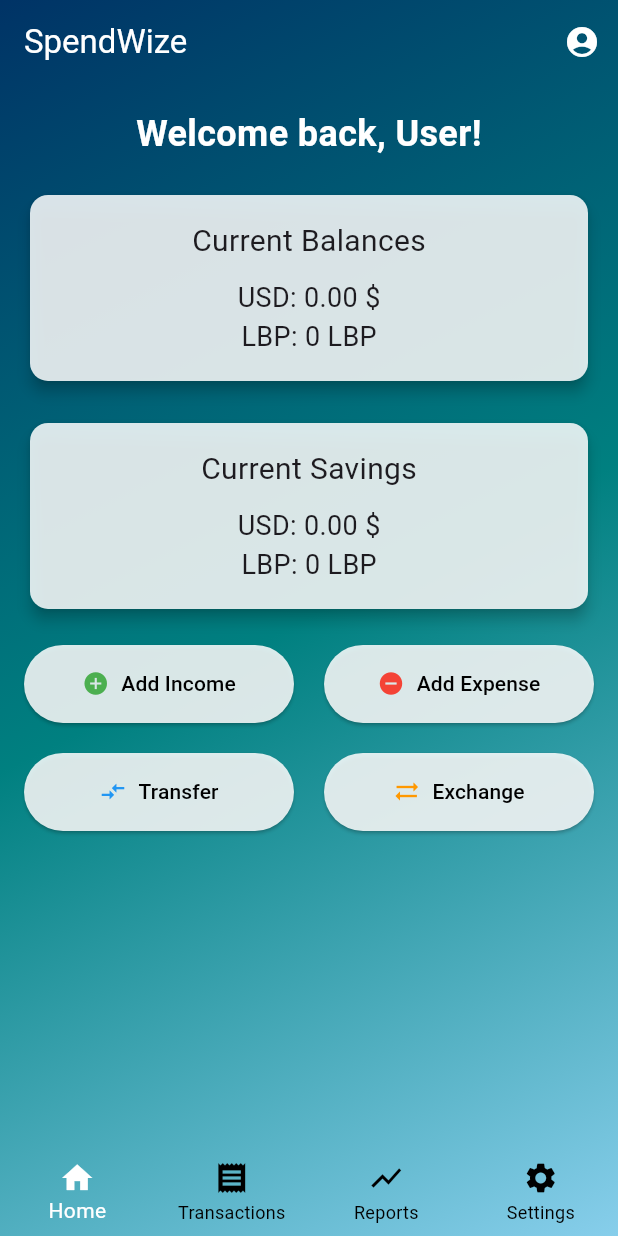
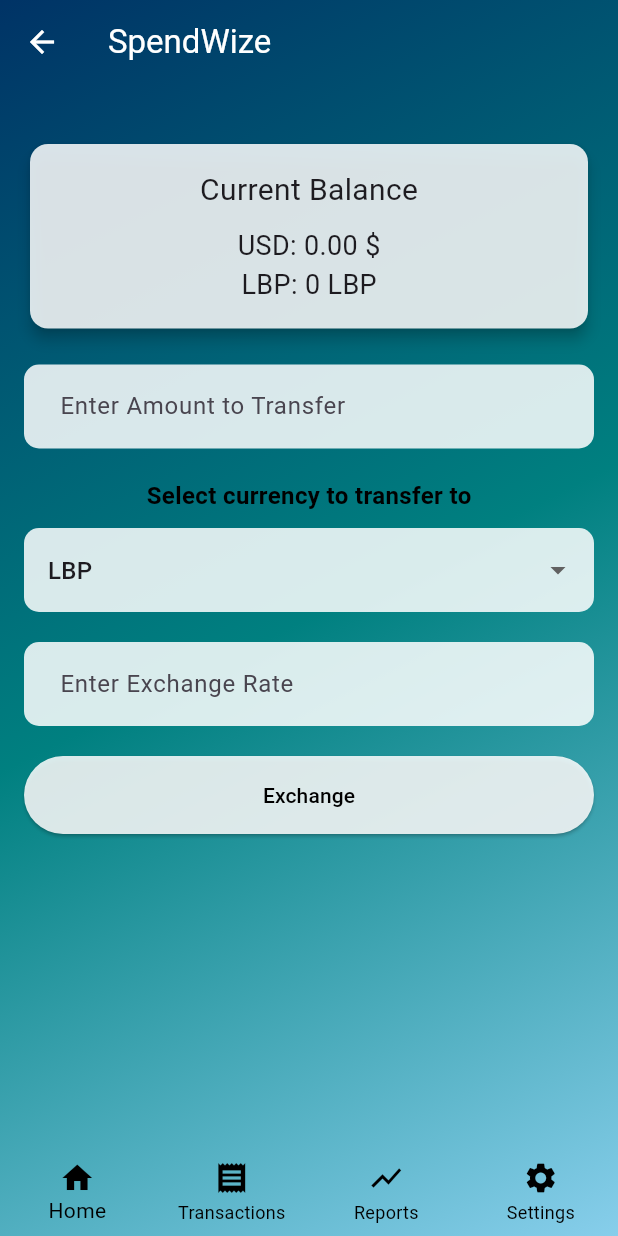
Before and after one commit to BernardSafi/spendwize-frontend, a Flutter app: the HomePage screen opened directly, after a tap on "Exchange", on a phone screen of 412 x 824 dp. Run offline on Flutter 3.47's test engine with Material 3 defaults, Android fonts, the phone set to English and light mode, and no system bars; our stand-ins replace flutter_secure_storage; accounts and stored records are empty; network calls fail.

Commit message:
13/9/2024
completed exchange page and started with transaction page

```diff
--- a/lib/constants.dart
+++ b/lib/constants.dart
@@ -12,3 +12,4 @@ const String walletToSavingsUSD="$baseUrl/transfer/wallet-to-saving-usd";
 const String savingsToWalletUSD="$baseUrl/transfer/saving-to-wallet-usd";
 const String savingsToWalletLBP="$baseUrl/transfer/saving-to-wallet-lbp";
 const String walletToSavingsLBP="$baseUrl/transfer/wallet-to-saving-lbp";
+const String currencyExchangeEndpoint="$baseUrl";
--- /dev/null
+++ b/lib/screens/exchange_page.dart
@@ -0,0 +1,323 @@
+import 'package:flutter/material.dart';
+import 'package:flutter_secure_storage/flutter_secure_storage.dart';
+import 'package:http/http.dart' as http;
+import 'dart:convert';
+import 'package:intl/intl.dart';
+import 'package:spendwize_frontend/constants.dart';
+
+class ExchangePage extends StatefulWidget {
+  @override
+  _ExchangePageState createState() => _ExchangePageState();
+}
+
+final storage = FlutterSecureStorage();
+
+Future<String?> getToken() async {
+  return await storage.read(key: 'token');
+}
+
+class _ExchangePageState extends State<ExchangePage> {
+  double currentUSDBalance = 0.0;
+  double currentLBPBalance = 0.0;
+  String selectedCurrencyTo = 'LBP'; // Currency being exchanged to
+  double exchangeRate = 0.0; // For storing the exchange rate
+  TextEditingController amountController = TextEditingController();
+  bool _isLoading = false;
+
+  @override
+  void didChangeDependencies() {
+    super.didChangeDependencies();
+    fetchBalances();
+  }
+
+  @override
+  void dispose() {
+    amountController.dispose(); // Dispose of the controller when the widget is removed
+    super.dispose();
+  }
+
+  Future<void> fetchBalances() async {
+    await getWalletBalance();
+  }
+
+  Future<void> getWalletBalance() async {
+    String? token = await storage.read(key: 'token');
+
+    final response = await http.get(
+      Uri.parse(walletBalanceEndpoint), // Replace with your actual endpoint
+      headers: {
+        'Authorization': 'Bearer $token',
+      },
+    );
+
+    if (response.statusCode == 200) {
+      final data = jsonDecode(response.body);
+      setState(() {
+        currentUSDBalance = double.tryParse(data['usd_balance'].toString()) ?? 0.0;
+        currentLBPBalance = double.tryParse(data['lbp_balance'].toString()) ?? 0.0;
+      });
+    } else {
+      print('Failed to retrieve wallet balance: ${response.statusCode}');
+      ScaffoldMessenger.of(context).showSnackBar(
+        SnackBar(content: Text('Failed to load balances. Please try again.')),
+      );
+    }
+  }
+
+  Future<void> exchangeCurrency() async {
+    setState(() {
+      _isLoading = true;
+    });
+
+    // Get token and validate input
+    String? token = await getToken();
+    double amount = double.tryParse(amountController.text) ?? 0.0;
+
+    if (amount <= 0 || exchangeRate <= 0) {
+      // Show SnackBar for invalid input
+      ScaffoldMessenger.of(context).showSnackBar(
+        SnackBar(content: Text('Please enter a valid amount and exchange rate')),
+      );
+
+      // Reset loading state and return early
+      setState(() {
+        _isLoading = false;
+      });
+      return;
+    }
+
+    // Calculate the exchanged amount
+    double exchangedAmount = selectedCurrencyTo == 'LBP' ? amount * exchangeRate : amount / exchangeRate;
+
+    try {
+      // Perform the API request
+      final response = await http.post(
+        Uri.parse(currencyExchangeEndpoint), // Replace with your actual exchange endpoint
+        headers: {
+          'Authorization': 'Bearer $token',
+          'Content-Type': 'application/json',
+        },
+        body: jsonEncode({
+          'amount': exchangedAmount,
+          'currency_from': 'USD',
+          'currency_to': selectedCurrencyTo,
+        }),
+      );
+
+      setState(() {
+        _isLoading = false;
+      });
+
+      if (response.statusCode == 200) {
+        // Show success message
+        ScaffoldMessenger.of(context).showSnackBar(
+          SnackBar(content: Text('Exchange successful')),
+        );
+        fetchBalances(); // Update balances
+      } else {
+        // Show failure message
+        ScaffoldMessenger.of(context).showSnackBar(
+          SnackBar(content: Text('Exchange failed. Please try again.')),
+        );
+      }
+    } catch (e) {
+      // Handle error and reset loading state
+      setState(() {
+        _isLoading = false;
+      });
+      ScaffoldMessenger.of(context).showSnackBar(
+        SnackBar(content: Text('An error occurred: $e')),
+      );
+    }
+  }
+
+  @override
+  Widget build(BuildContext context) {
+    final mediaQuery = MediaQuery.of(context);
+    final isKeyboardOpen = mediaQuery.viewInsets.bottom != 0; // Check if keyboard is open
+
+    return Scaffold(
+      body: Stack(
+        children: [
+          Container(
+            decoration: BoxDecoration(
+              gradient: LinearGradient(
+                colors: [Color(0xFF003366), Color(0xFF008080), Color(0xFF87CEEB)],
+                begin: Alignment.topLeft,
+                end: Alignment.bottomRight,
+              ),
+            ),
+            child: Column(
+              children: [
+                AppBar(
+                  automaticallyImplyLeading: false,
+                  title: Text('SpendWize', style: TextStyle(color: Colors.white)),
+                  backgroundColor: Colors.transparent,
+                  elevation: 0,
+                  leading: IconButton(
+                    icon: Icon(Icons.arrow_back, color: Colors.white),
+                    onPressed: () {
+                      Navigator.pop(context);
+                    },
+                  ),
+                ),
+                Expanded(
+                  child: Padding(
+                    padding: EdgeInsets.symmetric(horizontal: 16.0, vertical: 16.0),
+                    child: SingleChildScrollView(
+                      child: Column(
+                        crossAxisAlignment: CrossAxisAlignment.stretch,
+                        children: [
+                          SizedBox(height: 20),
+                          _buildBalanceCard('Current Balance', currentUSDBalance, currentLBPBalance),
+                          SizedBox(height: 20),
+                          _buildExchangeSection(isKeyboardOpen),
+                          SizedBox(height: 40),
+                        ],
+                      ),
+                    ),
+                  ),
+                ),
+              ],
+            ),
+          ),
+          // Show Bottom Navigation Bar only when keyboard is closed
+          if (!isKeyboardOpen)
+            Align(
+              alignment: Alignment.bottomCenter,
+              child: BottomNavigationBar(
+                backgroundColor: Colors.transparent,
+                elevation: 0,
+                selectedItemColor: Colors.black,
+                unselectedItemColor: Colors.black,
+                items: const [
+                  BottomNavigationBarItem(icon: Icon(Icons.home), label: 'Home'),
+                  BottomNavigationBarItem(icon: Icon(Icons.receipt), label: 'Transactions'),
+                  BottomNavigationBarItem(icon: Icon(Icons.show_chart), label: 'Reports'),
+                  BottomNavigationBarItem(icon: Icon(Icons.settings), label: 'Settings'),
+                ],
+                currentIndex: 0,
+                onTap: (index) {
+                  // Handle navigation based on the selected index
+                },
+                type: BottomNavigationBarType.fixed,
+              ),
+            ),
+        ],
+      ),
+    );
+  }
+
+  Widget _buildBalanceCard(String title, double usdBalance, double lbpBalance) {
+    return Card(
+      elevation: 4,
+      color: Colors.white.withOpacity(0.85),
+      child: Padding(
+        padding: EdgeInsets.all(16.0),
+        child: Column(
+          children: [
+            Text(title, style: TextStyle(fontSize: 20)),
+            SizedBox(height: 10),
+            Text('USD: ${usdBalance.toStringAsFixed(2)} \$', style: TextStyle(fontSize: 18)),
+            Text('LBP: ${NumberFormat('#,##0', 'en_US').format(lbpBalance)} LBP', style: const TextStyle(fontSize: 18)),
+          ],
+        ),
+      ),
+    );
+  }
+
+  Widget _buildExchangeSection(bool isKeyboardOpen) {
+    return Column(
+      children: [
+        Row(
+          mainAxisAlignment: MainAxisAlignment.spaceEvenly,
+          children: [
+            Expanded(
+              child: TextField(
+                controller: amountController,
+                keyboardType: TextInputType.number,
+                decoration: InputDecoration(
+                  hintText: 'Enter Amount to Transfer',
+                  filled: true,
+                  fillColor: Colors.white.withOpacity(0.85),
+                  border: OutlineInputBorder(
+                    borderRadius: BorderRadius.circular(10),
+                    borderSide: BorderSide.none,
+                  ),
+                  contentPadding: EdgeInsets.symmetric(vertical: 16, horizontal: 20),
+                ),
+                style: TextStyle(color: Colors.black),
+              ),
+            ),
+          ],
+        ),
+        SizedBox(height: 20),
+        Text(
+          'Select currency to transfer to',
+          style: TextStyle(fontSize: 16, fontWeight: FontWeight.bold, color: Colors.black),
+        ),
+        SizedBox(height: 10),
+        DropdownButtonFormField<String>(
+          value: selectedCurrencyTo,
+          onChanged: (String? newValue) {
+            setState(() {
+              selectedCurrencyTo = newValue!;
+            });
+          },
+          items: <String>['LBP', 'USD']
+              .map<DropdownMenuItem<String>>((String value) {
+            return DropdownMenuItem<String>(
+              value: value,
+              child: Text(value),
+            );
+          }).toList(),
+          decoration: InputDecoration(
+            hintText: 'Select Currency To Transfer',
+            filled: true,
+            fillColor: Colors.white.withOpacity(0.85),
+            border: OutlineInputBorder(
+              borderRadius: BorderRadius.circular(10),
+              borderSide: BorderSide.none,
+            ),
+          ),
+        ),
+        SizedBox(height: 20),
+        TextField(
+          keyboardType: TextInputType.number,
+          onChanged: (value) {
+            setState(() {
+              exchangeRate = double.tryParse(value) ?? 0.0;
+            });
+          },
+          decoration: InputDecoration(
+            hintText: 'Enter Exchange Rate',
+            filled: true,
+            fillColor: Colors.white.withOpacity(0.85),
+            border: OutlineInputBorder(
+              borderRadius: BorderRadius.circular(10),
+              borderSide: BorderSide.none,
+            ),
+            contentPadding: EdgeInsets.symmetric(vertical: 16, horizontal: 20),
+          ),
+        ),
+        SizedBox(height: 20),
+        SizedBox(
+          width: double.infinity, // Makes the button take the full width
+          child: ElevatedButton(
+            onPressed: _isLoading ? null : exchangeCurrency,
+            child: _isLoading
+                ? CircularProgressIndicator(color: Colors.white)
+                : Text(
+              'Exchange',
+              style: TextStyle(color: Colors.black),
+            ),
+            style: ElevatedButton.styleFrom(
+              backgroundColor: Colors.white.withOpacity(0.85),
+              padding: EdgeInsets.symmetric(vertical: 16),
+            ),
+          ),
+        ),
+      ],
+    );
+  }
+}
--- a/lib/screens/home_page.dart
+++ b/lib/screens/home_page.dart
@@ -7,6 +7,8 @@ import 'package:intl/intl.dart';
 import 'income_page.dart';
 import 'expense_page.dart';
 import 'transfer_page.dart';
+import 'exchange_page.dart';
+import 'transaction_page.dart';
 
 class HomePage extends StatefulWidget {
   @override
@@ -218,7 +220,19 @@ class _HomePageState extends State<HomePage> {
               ],
               currentIndex: 0,
               onTap: (index) {
-                // Handle navigation based on the selected index
+                if (index == 0) {
+                  // Navigate to Home (you can keep it as is or remove if already on Home)
+                } else if (index == 1) {
+                  // Navigate to Transactions
+                  Navigator.push(
+                    context,
+                    MaterialPageRoute(builder: (context) => TransactionPage()),
+                  );
+                } else if (index == 2) {
+                  // Navigate to Reports (implement your logic here)
+                } else if (index == 3) {
+                  // Navigate to Settings (implement your logic here)
+                }
               },
               type: BottomNavigationBarType.fixed,
             ),
@@ -334,7 +348,10 @@ class _HomePageState extends State<HomePage> {
         Expanded(
           child: ElevatedButton.icon(
             onPressed: () {
-              // Exchange action
+              Navigator.push(
+                context,
+                MaterialPageRoute(builder: (context) => ExchangePage()),
+              );
             },
             style: ElevatedButton.styleFrom(
               padding: EdgeInsets.symmetric(vertical: 16),
```
Also changed, not shown: lib/screens/transaction_page.dart (added, +185 -0 lines).
